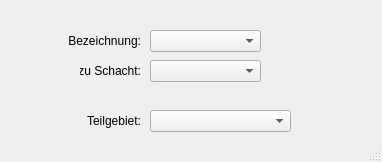
Above: qkan/forms/qkan_anbindungageb.ui from hoettges/QKan before the change. Below: the same form after it.
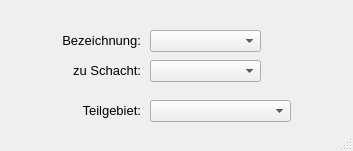
That is the form after the change.

Diff of the .ui file:
```diff
--- a/qkan/forms/qkan_anbindungageb.ui
+++ b/qkan/forms/qkan_anbindungageb.ui
@@ -6,13 +6,14 @@
    <rect>
     <x>0</x>
     <y>0</y>
-    <width>382</width>
-    <height>162</height>
+    <width>353</width>
+    <height>151</height>
    </rect>
   </property>
   <property name="font">
    <font>
     <family>Tahoma</family>
+    <pointsize>10</pointsize>
    </font>
   </property>
   <property name="windowTitle">
@@ -51,9 +52,9 @@
    <widget class="QLabel" name="label_20">
     <property name="geometry">
      <rect>
-      <x>80</x>
+      <x>50</x>
       <y>60</y>
-      <width>61</width>
+      <width>91</width>
       <height>21</height>
      </rect>
     </property>
@@ -68,7 +69,7 @@
     <property name="geometry">
      <rect>
       <x>150</x>
-      <y>110</y>
+      <y>100</y>
       <width>141</width>
       <height>22</height>
      </rect>
@@ -78,7 +79,7 @@
     <property name="geometry">
      <rect>
       <x>80</x>
-      <y>110</y>
+      <y>100</y>
       <width>61</width>
       <height>21</height>
      </rect>
```
